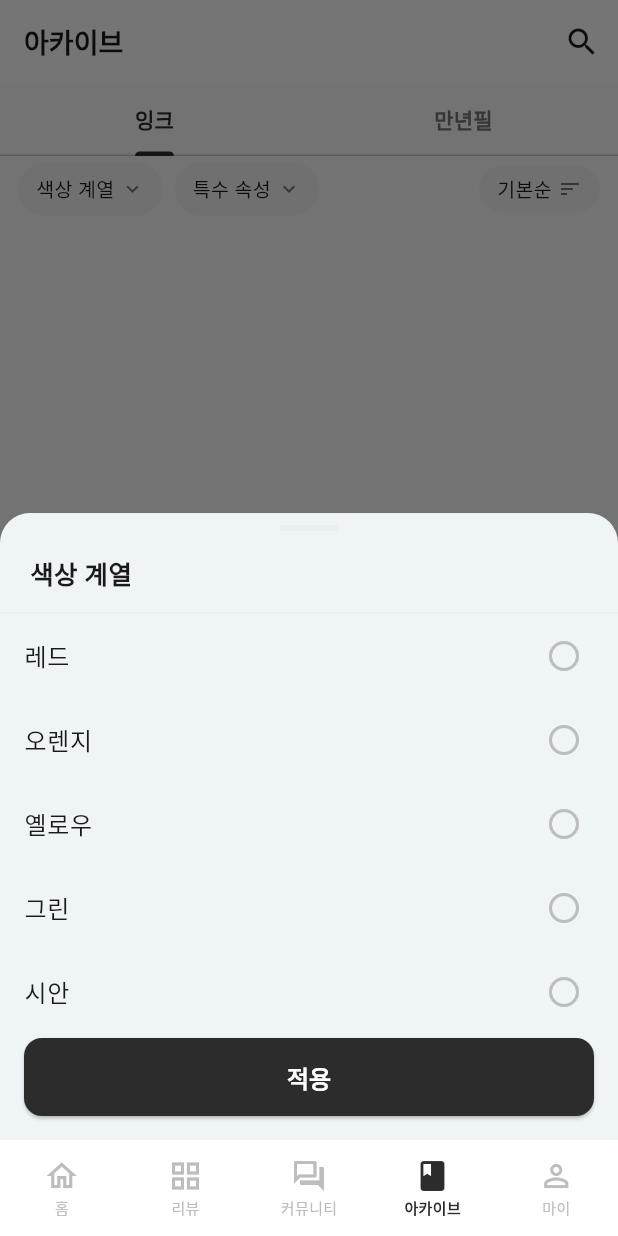
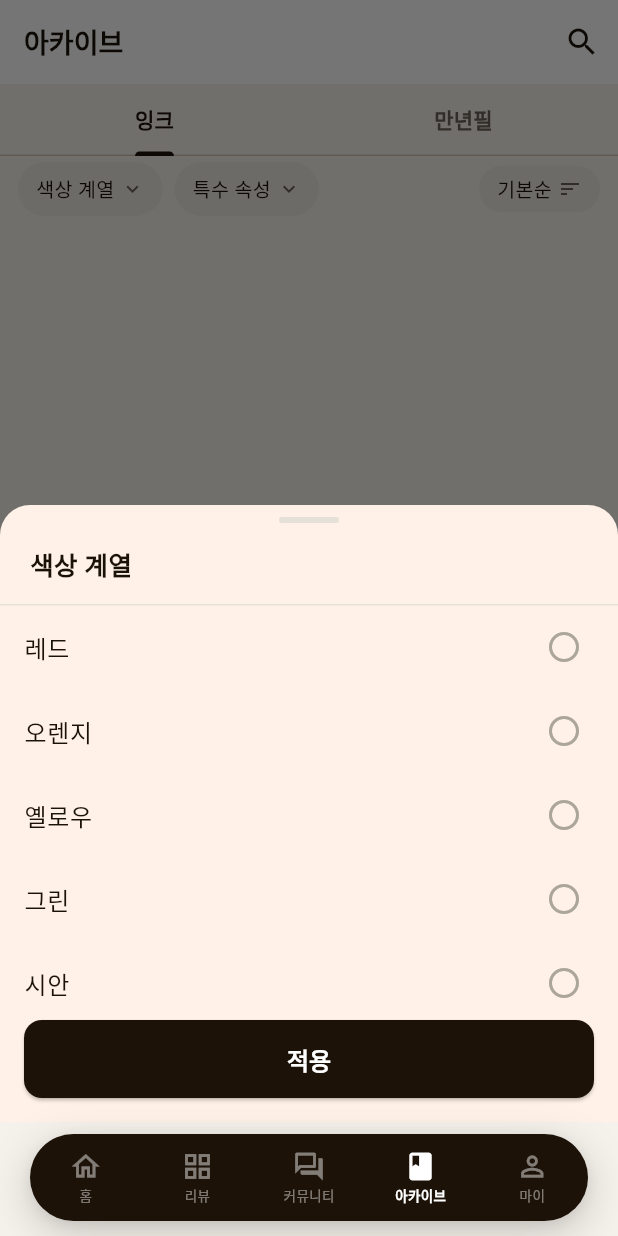
Before and after one commit to tangerlyn/pen, a Flutter app: the ArchiveScreen screen opened by its route, after a tap on "색상 계열", on a phone screen of 412 x 824 dp. Run offline on Flutter 3.47's test engine with Material 3 defaults, Android fonts, the phone set to English and light mode, and no system bars; our stand-ins replace cached_network_image, cloud_firestore, confetti, connectivity_plus, csv, firebase_auth and 17 more; missing offline and left inert: flutter_naver_login, gal, kakao_flutter_sdk_user; accounts and stored records are empty; Roboto replaces fonts that are missing (Pretendard).

Commit message:
feat : UI 모던화 - 컬러 팔레트, 플로팅 바텀 탭, 카드 디자인 개선
- AppColors: 웜 크림 계열 팔레트로 전환 (background #F5F1EB, primary #1C1208)
- AppShadows: card/nav 그림자 상수 추가
- 바텀 네비게이션: 다크 플로팅 pill 스타일로 리디자인
- ReviewFeedCard: 라운드 코너 + 그림자 카드 스타일, 그리드 간격 10px
- PostCard: Material + InkWell 카드 스타일, 마진/그림자 추가
- 커뮤니티 목록 Divider 제거 (카드 간 마진으로 대체)

```diff
--- a/lib/core/shell/main_shell.dart
+++ b/lib/core/shell/main_shell.dart
@@ -100,11 +100,17 @@ class _BottomNav extends StatelessWidget {
 
   @override
   Widget build(BuildContext context) {
-    return BottomAppBar(
-      height: 64,
-      padding: EdgeInsets.zero,
-      color: AppColors.surface,
-      elevation: 8,
+    final bottomPad = MediaQuery.of(context).viewPadding.bottom;
+    return Container(
+      color: AppColors.background,
+      padding: EdgeInsets.fromLTRB(20, 8, 20, bottomPad + 10),
+      child: Container(
+        height: 58,
+        decoration: BoxDecoration(
+          color: AppColors.primary,
+          borderRadius: BorderRadius.circular(29),
+          boxShadow: AppShadows.nav,
+        ),
         child: Row(
           children: [
             _NavItem(icon: Icons.home_outlined, activeIcon: Icons.home, label: '홈', index: 0, shell: shell),
@@ -113,6 +119,7 @@ class _BottomNav extends StatelessWidget {
             _NavItem(icon: Icons.book_outlined, activeIcon: Icons.book, label: '아카이브', index: 3, shell: shell),
             _NavItem(icon: Icons.person_outline, activeIcon: Icons.person, label: '마이', index: 4, shell: shell),
           ],
+        ),
       ),
     );
   }
@@ -140,6 +147,9 @@ class _NavItem extends StatelessWidget {
     final isActive = shell.currentIndex == index;
     return Expanded(
       child: InkWell(
+        borderRadius: BorderRadius.circular(29),
+        splashColor: Colors.white.withValues(alpha: 0.1),
+        highlightColor: Colors.white.withValues(alpha: 0.05),
         onTap: () {
           if (index == shell.currentIndex) {
             // 같은 탭 재탭: context.go()로 스택 강제 리셋
@@ -155,16 +165,16 @@ class _NavItem extends StatelessWidget {
           children: [
             Icon(
               isActive ? activeIcon : icon,
-              color: isActive ? AppColors.primary : AppColors.textTertiary,
-              size: 24,
+              color: isActive ? Colors.white : Colors.white.withValues(alpha: 0.45),
+              size: 22,
             ),
             const SizedBox(height: 2),
             Text(
               label,
               style: TextStyle(
-                fontSize: 10,
+                fontSize: 9,
                 fontWeight: isActive ? FontWeight.w600 : FontWeight.w400,
-                color: isActive ? AppColors.primary : AppColors.textTertiary,
+                color: isActive ? Colors.white : Colors.white.withValues(alpha: 0.45),
               ),
             ),
           ],
--- a/lib/core/theme/app_theme.dart
+++ b/lib/core/theme/app_theme.dart
@@ -3,22 +3,22 @@ import 'package:flutter/material.dart';
 // ── Colors ────────────────────────────────────────────────────────────────
 
 abstract class AppColors {
-  static const primary = Color(0xFF2C2C2C);
-  static const secondary = Color(0xFF5C6BC0);
-  static const accent = Color(0xFF7E57C2);
-  static const background = Color(0xFFFAFAFA);
+  static const primary = Color(0xFF1C1208);
+  static const secondary = Color(0xFF8B7355);
+  static const accent = Color(0xFFC07C37);
+  static const background = Color(0xFFF5F1EB);
   static const surface = Color(0xFFFFFFFF);
   static const error = Color(0xFFE53935);
   static const success = Color(0xFF43A047);
   static const warning = Color(0xFFFB8C00);
 
-  static const textPrimary = Color(0xFF1A1A1A);
-  static const textSecondary = Color(0xFF757575);
-  static const textTertiary = Color(0xFFBDBDBD);
+  static const textPrimary = Color(0xFF1A1208);
+  static const textSecondary = Color(0xFF6B6258);
+  static const textTertiary = Color(0xFFABA59A);
 
-  static const divider = Color(0xFFEEEEEE);
-  static const chipBackground = Color(0xFFF5F5F5);
-  static const chipSelected = Color(0xFF2C2C2C);
+  static const divider = Color(0xFFE5E0D8);
+  static const chipBackground = Color(0xFFEDE9E2);
+  static const chipSelected = Color(0xFF1C1208);
 
   static const mannerHot = Color(0xFFFF5722);
   static const mannerWarm = Color(0xFFFF9800);
@@ -27,6 +27,31 @@ abstract class AppColors {
 
   // Shadow helpers
   static const cardShadowColor = Color(0x0F000000); // black 6%
+}
+
+// ── Shadows ───────────────────────────────────────────────────────────────
+
+abstract class AppShadows {
+  static const List<BoxShadow> card = [
+    BoxShadow(
+      color: Color(0x12000000),
+      blurRadius: 10,
+      offset: Offset(0, 2),
+    ),
+  ];
+
+  static const List<BoxShadow> nav = [
+    BoxShadow(
+      color: Color(0x30000000),
+      blurRadius: 24,
+      offset: Offset(0, 8),
+    ),
+    BoxShadow(
+      color: Color(0x10000000),
+      blurRadius: 6,
+      offset: Offset(0, 2),
+    ),
+  ];
 }
 
 // ── Border Radius ────────────────────────────────────────────────────────
--- a/lib/features/community/screens/community_screen.dart
+++ b/lib/features/community/screens/community_screen.dart
@@ -115,11 +115,7 @@ class _CommunityScreenState extends ConsumerState<CommunityScreen> {
                               itemCount: posts.length +
                                   (hasPopular ? 1 : 0) +
                                   (feedState.isLoadingMore ? 1 : 0),
-                              separatorBuilder: (_, i) {
-                                if (hasPopular && i == 0)
-                                  return const SizedBox.shrink();
-                                return const Divider(height: 1);
-                              },
+                              separatorBuilder: (_, i) => const SizedBox.shrink(),
                               itemBuilder: (_, i) {
                                 final normalStart = hasPopular ? 1 : 0;
                                 final normalEnd = posts.length + normalStart;
--- a/lib/features/review/screens/review_feed_screen.dart
+++ b/lib/features/review/screens/review_feed_screen.dart
@@ -171,11 +171,12 @@ class _ReviewFeedScreenState extends ConsumerState<ReviewFeedScreen> {
                   ? _isGridView
                       ? GridView.builder(
                           physics: const NeverScrollableScrollPhysics(),
+                          padding: const EdgeInsets.all(10),
                           gridDelegate:
                               const SliverGridDelegateWithFixedCrossAxisCount(
                             crossAxisCount: 2,
-                            crossAxisSpacing: 1,
-                            mainAxisSpacing: 1,
+                            crossAxisSpacing: 10,
+                            mainAxisSpacing: 10,
                             childAspectRatio: 0.85,
                           ),
                           itemCount: 6,
@@ -206,12 +207,12 @@ class _ReviewFeedScreenState extends ConsumerState<ReviewFeedScreen> {
                             .loadFeed(refresh: true),
                         child: _isGridView
                             ? GridView.builder(
-                                padding: EdgeInsets.zero,
+                                padding: const EdgeInsets.all(10),
                                 gridDelegate:
                                     const SliverGridDelegateWithFixedCrossAxisCount(
                                   crossAxisCount: 2,
-                                  crossAxisSpacing: 1,
-                                  mainAxisSpacing: 1,
+                                  crossAxisSpacing: 10,
+                                  mainAxisSpacing: 10,
                                   childAspectRatio: 0.85,
                                 ),
                                 itemCount: state.reviews.length +
--- a/lib/shared/widgets/community/post_card.dart
+++ b/lib/shared/widgets/community/post_card.dart
@@ -29,10 +29,19 @@ class PostCard extends ConsumerWidget {
     final hasImage = post.imageUrls.isNotEmpty;
     final showBadge = post.category == '질문' || post.category == '정보공유';
 
-    return InkWell(
-      onTap: onTap,
-      child: Container(
+    return Container(
+      margin: const EdgeInsets.symmetric(horizontal: 12, vertical: 5),
+      decoration: BoxDecoration(
+        boxShadow: AppShadows.card,
+        borderRadius: AppRadius.cardAll,
+      ),
+      child: Material(
         color: AppColors.surface,
+        borderRadius: AppRadius.cardAll,
+        clipBehavior: Clip.antiAlias,
+        child: InkWell(
+          onTap: onTap,
+          child: Padding(
         padding: EdgeInsets.fromLTRB(AppSpacing.lg, topPadding, AppSpacing.lg, AppSpacing.sm),
         child: Row(
           crossAxisAlignment: CrossAxisAlignment.end,
@@ -150,7 +159,9 @@ class PostCard extends ConsumerWidget {
           ],
         ),
       ),
-    );
+    ),
+  ),
+);
   }
 }
 
--- a/lib/shared/widgets/review/review_feed_card.dart
+++ b/lib/shared/widgets/review/review_feed_card.dart
@@ -16,7 +16,12 @@ class ReviewFeedCard extends ConsumerWidget {
     return GestureDetector(
       onTap: onTap,
       child: Container(
-        color: AppColors.surface,
+        decoration: BoxDecoration(
+          color: AppColors.surface,
+          borderRadius: AppRadius.cardAll,
+          boxShadow: AppShadows.card,
+        ),
+        clipBehavior: Clip.antiAlias,
         child: Column(
           crossAxisAlignment: CrossAxisAlignment.stretch,
           children: [
@@ -41,7 +46,7 @@ class ReviewFeedCard extends ConsumerWidget {
                       child: Container(
                         padding: const EdgeInsets.symmetric(horizontal: 6, vertical: 3),
                         decoration: BoxDecoration(
-                          color: Colors.black.withOpacity(0.55),
+                          color: Colors.black.withValues(alpha: 0.55),
                           borderRadius: BorderRadius.circular(10),
                         ),
                         child: Row(
```
Lines whose indentation alone changed are shown as unchanged.
